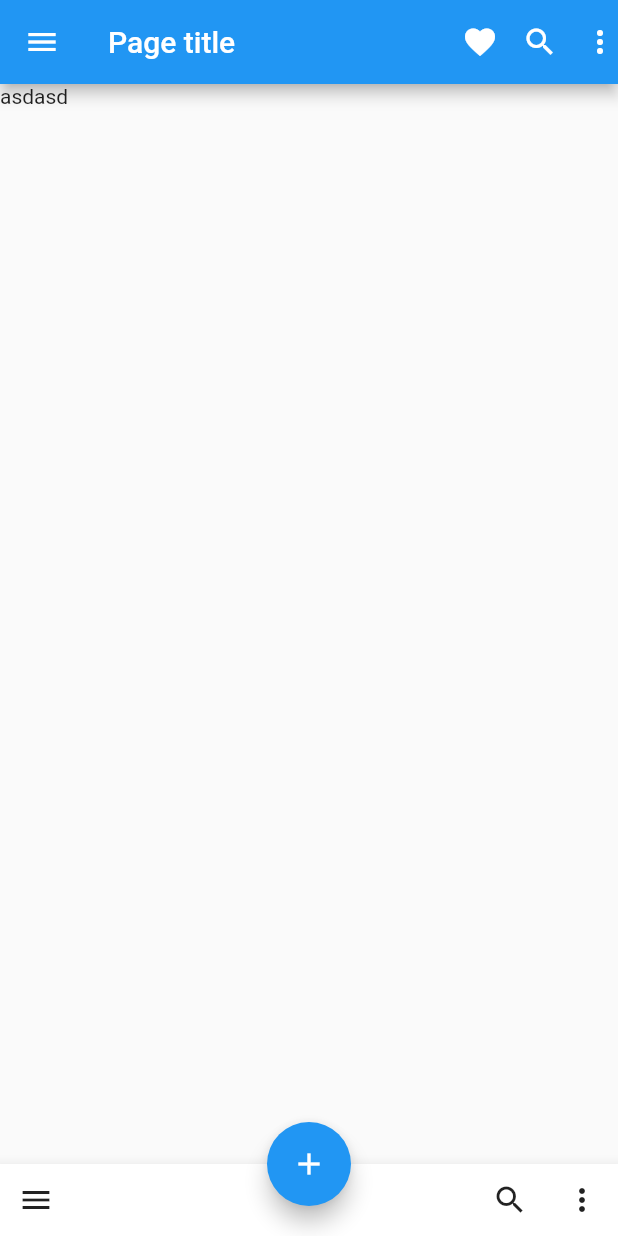
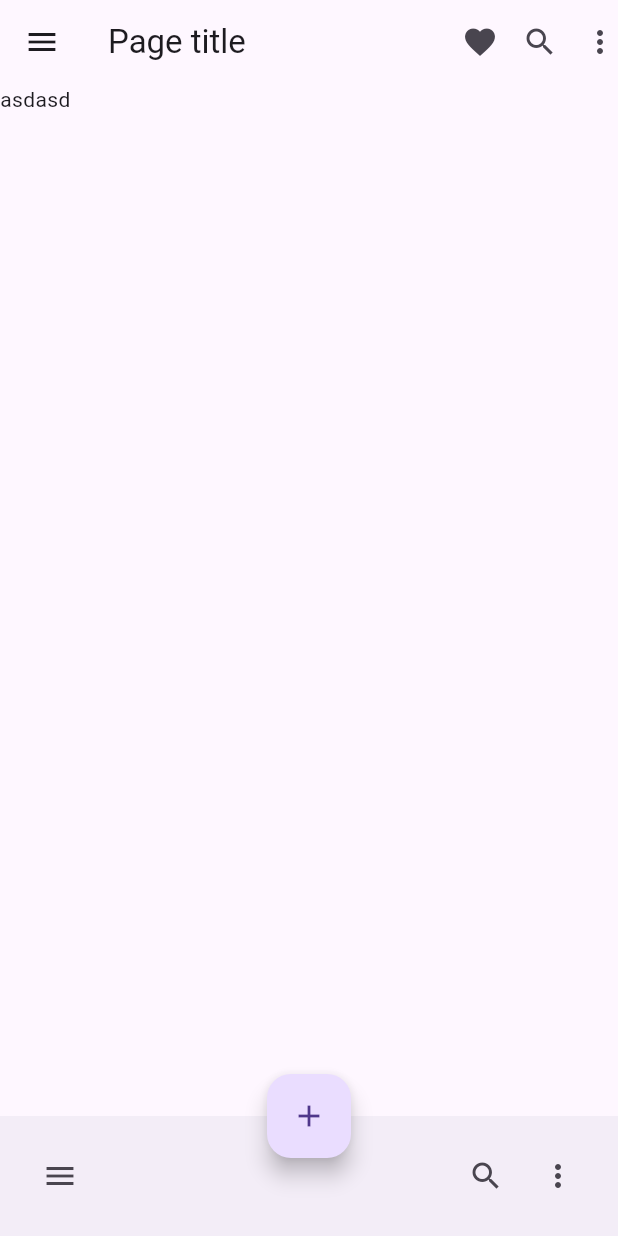
Before and after one commit to daida459031925/myApp, a Flutter app: the screen it shows after launch, on a phone screen of 412 x 824 dp. Run offline on Flutter 3.47's test engine with Material 2 defaults, Android fonts, the phone set to English and light mode, and no system bars.

Commit message:
去掉layout

```diff
--- a/lib/main.dart
+++ b/lib/main.dart
@@ -10,6 +10,9 @@ class MyApp extends StatelessWidget {
     return MaterialApp(
       title: 'Flutter Demo',
       home: MyHomePage(),
+      theme: ThemeData(
+          useMaterial3: true
+      ),
       // theme: _buildShrineTheme(),
       // 去掉项目右上角的debug
       debugShowCheckedModeBanner: false,
--- a/pubspec.yaml
+++ b/pubspec.yaml
@@ -35,8 +35,7 @@ dependencies:
   # The following adds the Cupertino Icons font to your application.
   # Use with the CupertinoIcons class for iOS style icons.
   cupertino_icons: ^1.0.2
-  #页面布局
-  layout: ^1.0.5
+
 
 dev_dependencies:
   flutter_test:
```
Also changed, not shown: pubspec.lock.
